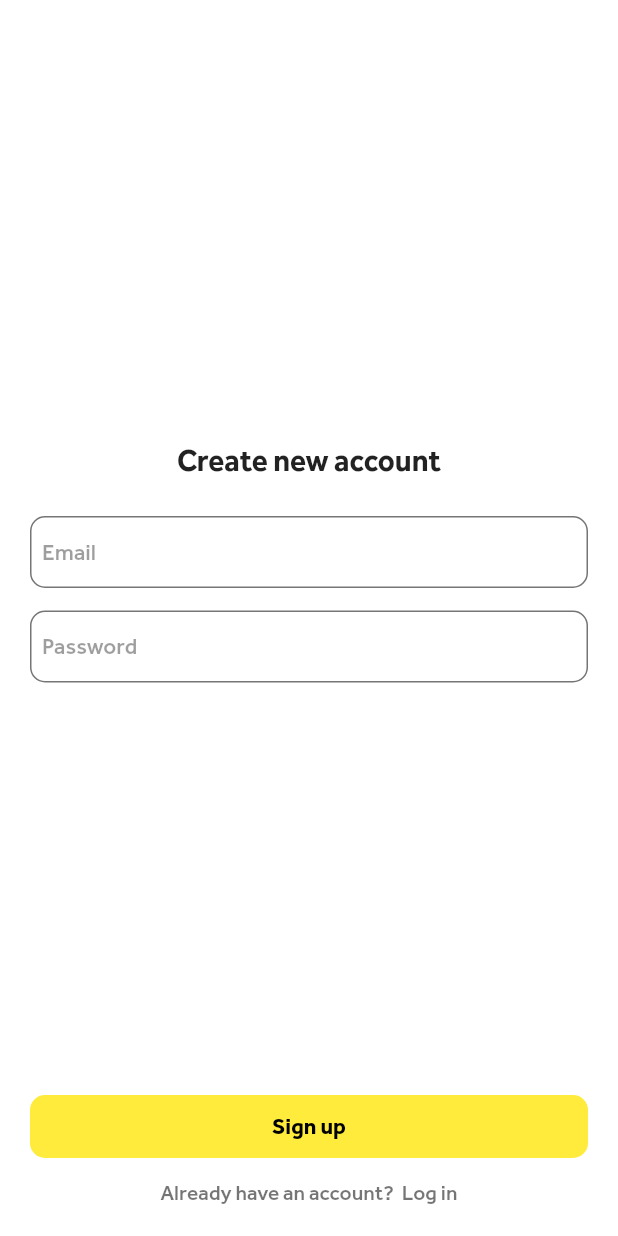
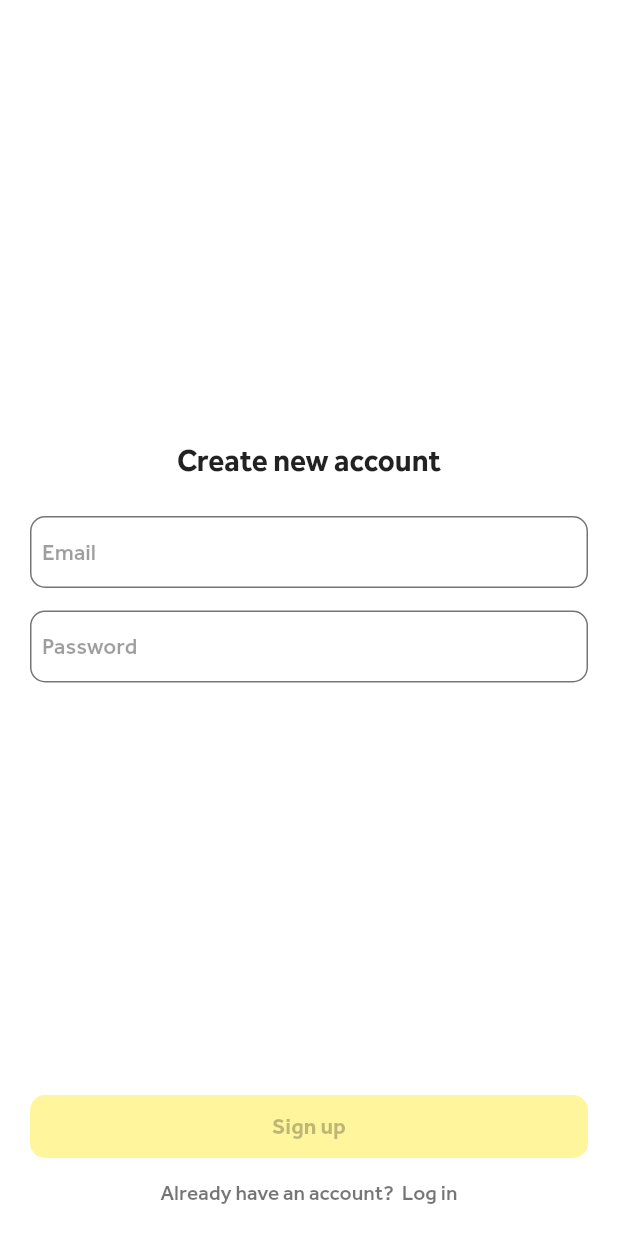
Before and after one commit to nzkn/room, a Flutter app: the SignUpScreen screen opened by its route, on a phone screen of 412 x 824 dp. Run offline on Flutter 3.47's test engine with Material 2 defaults, Android fonts, the phone set to English and light mode, and no system bars; our stand-ins replace auto_route, cloud_firestore, email_validator, firebase_auth, firebase_core, flutter_bloc; accounts and stored records are empty.

Commit message:
Implemented validator for log in screen

```diff
--- a/lib/core/widgets/design_button.dart
+++ b/lib/core/widgets/design_button.dart
@@ -4,11 +4,13 @@ class DesignButton extends StatelessWidget {
   final String title;
   final VoidCallback onTap;
   final Color color;
+  final bool enabled;
 
   const DesignButton({
     @required this.title,
     @required this.onTap,
     this.color = Colors.yellow,
+    this.enabled = true,
   });
 
   @override
@@ -18,14 +20,18 @@ class DesignButton extends StatelessWidget {
       child: Container(
         padding: EdgeInsets.symmetric(vertical: 12.0, horizontal: 20.0),
         decoration: BoxDecoration(
-          color: color,
+          color: enabled
+              ? color
+              : color.withOpacity(0.5),
           borderRadius: const BorderRadius.all(Radius.circular(10.0)),
         ),
         child: Center(
           child: Text(
             title,
             style: TextStyle(
-              color: Colors.black,
+              color: enabled
+                  ? Colors.black
+                  : Colors.black26,
               fontSize: 15.0,
               fontWeight: FontWeight.w600,
             ),
--- a/lib/core/widgets/design_input_field.dart
+++ b/lib/core/widgets/design_input_field.dart
@@ -4,9 +4,10 @@ class DesignInputField extends StatefulWidget {
   final String hint;
   final TextEditingController controller;
   final bool obscure;
+  final Function(String text) onChanged;
 
   const DesignInputField(
-      {@required this.hint, @required this.controller, this.obscure = false,});
+      {@required this.hint, @required this.controller, this.obscure = false, this.onChanged});
 
   @override
   _DesignInputFieldState createState() => _DesignInputFieldState();
@@ -23,6 +24,7 @@ class _DesignInputFieldState extends State<DesignInputField> {
         fontWeight: FontWeight.w500,
         color: Colors.black,
       ),
+      onChanged: widget.onChanged,
       decoration: InputDecoration(
         enabled: true,
         hintText: widget.hint,
--- a/lib/models/user.dart
+++ b/lib/models/user.dart
@@ -6,9 +6,9 @@ class User {
   const User(this.id, this.fullName, this.email);
 
   User.fromJson(Map<String, dynamic> m)
-      : id = m['id'],
-        fullName = m['fullName'],
-        email = m['email'];
+      : id = m['id'] ?? '',
+        fullName = m['fullName'] ?? '',
+        email = m['email'] ?? '';
 
   Map<String, dynamic> toJson() {
     return {
--- a/lib/modules/auth/sign_up_screen.dart
+++ b/lib/modules/auth/sign_up_screen.dart
@@ -1,8 +1,12 @@
+import 'package:email_validator/email_validator.dart';
 import 'package:flutter/material.dart';
 import 'package:room/core/repositories/firebase_auth_repository.dart';
 import 'package:room/core/router/router.gr.dart';
 import 'package:room/core/widgets/design_button.dart';
 import 'package:room/core/widgets/design_input_field.dart';
+import 'package:room/models/user.dart';
+import 'package:room/modules/main/blocs/user_bloc.dart';
+import 'package:room/modules/main/blocs/user_event.dart';
 
 class SignUpScreen extends StatefulWidget {
   @override
@@ -10,15 +14,30 @@ class SignUpScreen extends StatefulWidget {
 }
 
 class _SignUpScreenState extends State<SignUpScreen> {
+
   TextEditingController _emailController = TextEditingController();
   TextEditingController _passwordController = TextEditingController();
+
+  bool _isEmailValidated;
+  bool _isPasswordValidated;
+  bool _isContinueEnabled;
+
+  @override
+  void initState() {
+    super.initState();
+    _isEmailValidated = false;
+    _isPasswordValidated = false;
+    _isContinueEnabled = false;
+  }
 
   @override
   Widget build(BuildContext context) {
     return Scaffold(
       backgroundColor: Colors.white,
       body: SafeArea(
-        child: Column(
+        child: Builder(
+          builder: (context) {
+            return Column(
               crossAxisAlignment: CrossAxisAlignment.center,
               children: [
                 const SizedBox(height: 20.0),
@@ -27,11 +46,13 @@ class _SignUpScreenState extends State<SignUpScreen> {
                 const SizedBox(height: 25.0),
                 _buildInputFieldsWidget(),
                 Spacer(),
-            _buildNextButtonWidget(),
+                _buildNextButtonWidget(context),
                 const SizedBox(height: 15.0),
                 _buildLogInWidget(),
                 const SizedBox(height: 20.0),
               ],
+            );
+          }
         ),
       ),
     );
@@ -56,19 +77,39 @@ class _SignUpScreenState extends State<SignUpScreen> {
           DesignInputField(
             hint: 'Email',
             controller: _emailController,
+            onChanged: (email) => _onEmailUpdated(email),
           ),
           const SizedBox(height: 15.0),
           DesignInputField(
             hint: 'Password',
             controller: _passwordController,
             obscure: true,
+            onChanged: (pwd) => _onPasswordUpdated(pwd),
           ),
         ],
       ),
     );
   }
 
-  Widget _buildNextButtonWidget() {
+  void _onEmailUpdated(String email) {
+    _isEmailValidated = EmailValidator.validate(_emailController.text);
+    _checkIfContinueEnabled();
+  }
+
+  void _onPasswordUpdated(String password) {
+    _isPasswordValidated = password.length > 7;
+    _checkIfContinueEnabled();
+  }
+
+  void _checkIfContinueEnabled() {
+    if (_isEmailValidated && _isPasswordValidated) {
+      setState(() {
+        _isContinueEnabled = true;
+      });
+    }
+  }
+
+  Widget _buildNextButtonWidget(BuildContext context) {
     return Padding(
       padding: const EdgeInsets.symmetric(horizontal: 20.0),
       child: Row(
@@ -76,7 +117,8 @@ class _SignUpScreenState extends State<SignUpScreen> {
           Expanded(
             child: DesignButton(
               title: 'Sign up',
-              onTap: _onSignUpTap,
+              onTap: () => _onSignUpTap(context),
+              enabled: _isContinueEnabled,
             ),
           ),
         ],
@@ -84,15 +126,17 @@ class _SignUpScreenState extends State<SignUpScreen> {
     );
   }
 
-  void _onSignUpTap() async {
+  void _onSignUpTap(BuildContext context) async {
     final firebaseAuth = FirebaseAuthRepository();
     final email = _emailController.text;
     final password = _passwordController.text;
+    final id = await firebaseAuth.signUpWithEmail(email, password);
 
-    final uid = await firebaseAuth.signUpWithEmail(email, password);
-    if (uid == null) {
+    if (id == null) {
       _showLogInErrorSnackBar(context);
     } else {
+      final user = User.fromJson({'id': id});
+      UserBloc().add(CreateUserEvent(user));
       Navigator.pushNamedAndRemoveUntil(context, Routes.mainScreen, (route) => false);
     }
   }
--- a/pubspec.yaml
+++ b/pubspec.yaml
@@ -24,6 +24,7 @@ dependencies:
   cloud_firestore: ^0.16.0
   auto_route: ^0.6.9
   shared_preferences: ^0.5.12+4
+  email_validator: ^1.0.6
   intl: ^0.16.1
 
 dev_dependencies:
```
Lines whose indentation alone changed are shown as unchanged.
